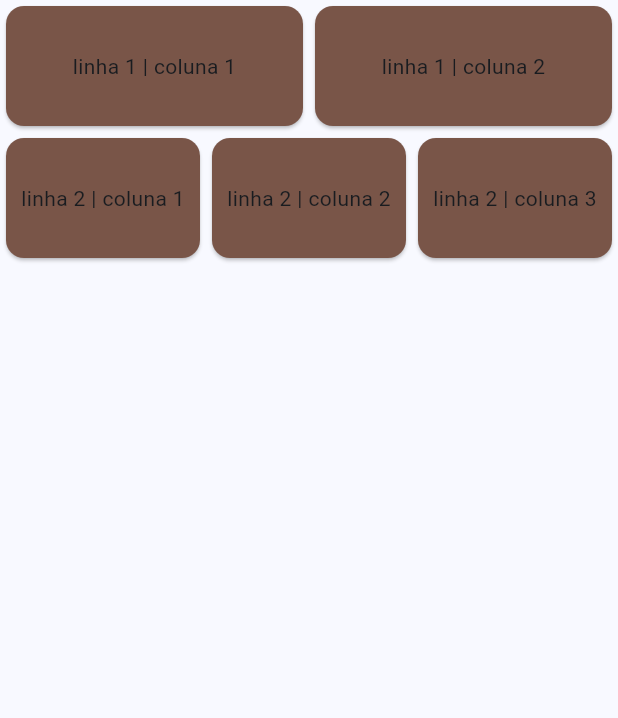
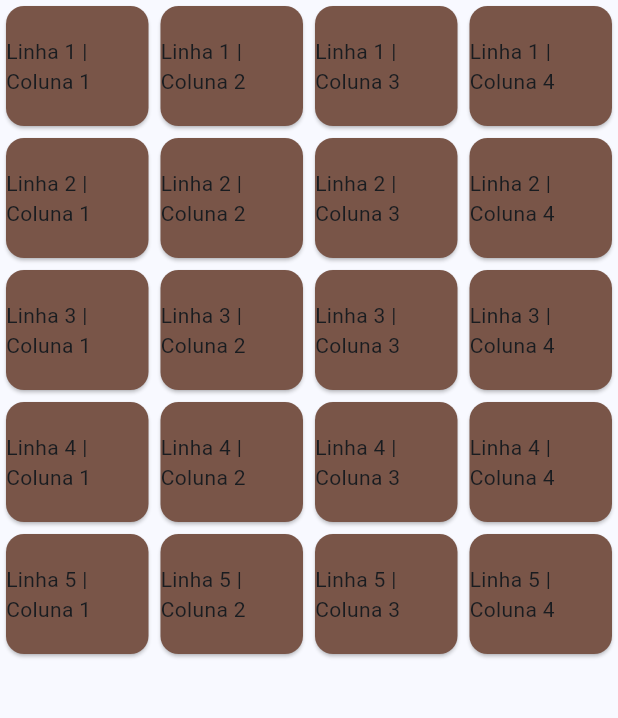
Before and after one commit to GiovaniMarcarini/atividade_interface-MD, a Flutter app: the screen it shows after launch, on a phone screen of 412 x 824 dp, the part 84-802 px from its top. Run offline on Flutter 3.47's test engine with Material 3 defaults, Android fonts, the phone set to English and light mode, and no system bars.

Commit message:
Atividade com geração automática

```diff
--- a/lib/page/home_page.dart
+++ b/lib/page/home_page.dart
@@ -35,31 +35,17 @@ class _HomePageState extends State<HomePage>{
   }
 
   Widget _criarBody(){
-    return const Column(
+    return ListView(
       children: [
-        Row(
-          children: [
-            Expanded(
-                child: CustomCard(label: 'linha 1 | coluna 1'),
-            ),
-            Expanded(
-              child: CustomCard(label: 'linha 1 | coluna 2'),
-            ),
-          ],
-        ),
-        Row(
-          children: [
-            Expanded(
-                child: CustomCard(label: 'linha 2 | coluna 1'),
-            ),
-            Expanded(
-              child: CustomCard(label: 'linha 2 | coluna 2'),
-            ),
-            Expanded(
-              child: CustomCard(label: 'linha 2 | coluna 3'),
-            ),
-          ],
-        ),
+        for (int i = 0; i < (Random().nextInt(20) + 5); i++)
+          Row(
+            children: [
+              for (int j = 0; j < (Random().nextInt(3) +3); j++)
+                Expanded(
+                    child: CustomCard(label: 'Linha ${i+1} | Coluna ${j+1}',)
+                )
+            ],
+          )
       ],
     );
   }
```
